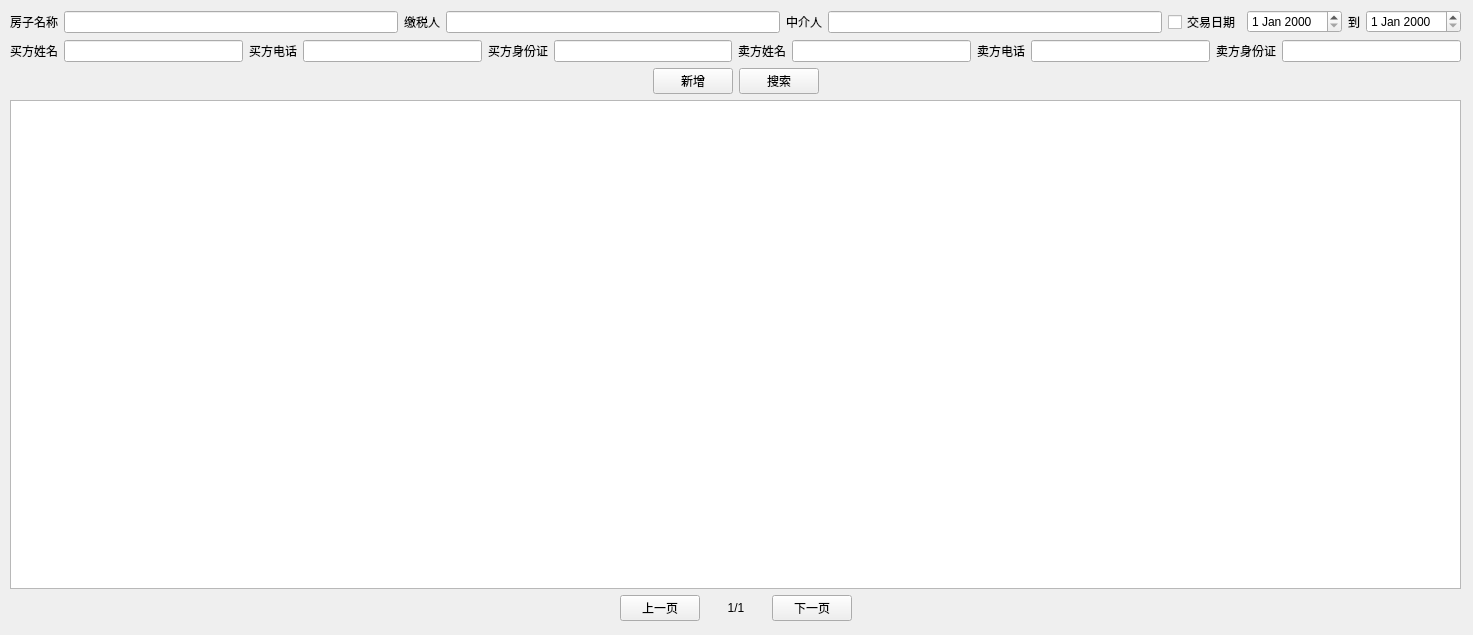
First picture: the form in main/mainwindow.ui, repository kinglon/housemgr, before the edit.
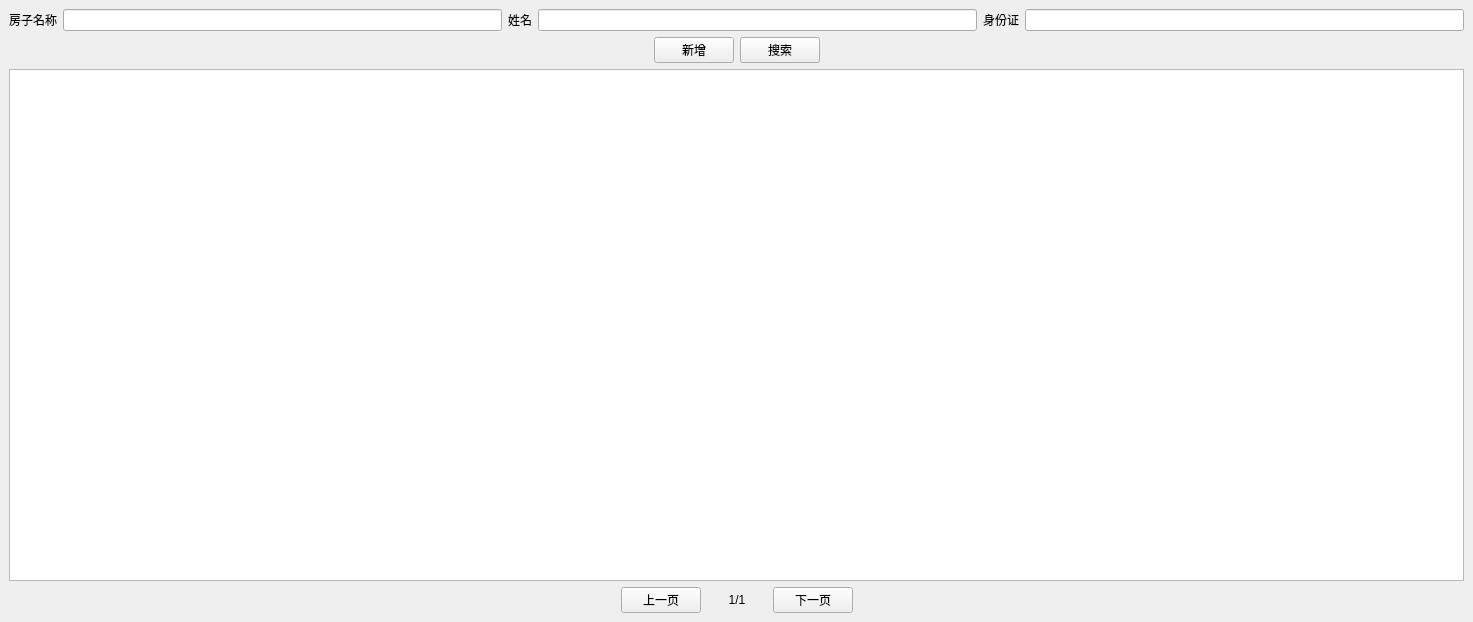
Second picture: the form after the edit.

Commit message: 新建房子窗口可最小化  主窗口可最大化默认尽可能小

```diff
--- a/main/mainwindow.ui
+++ b/main/mainwindow.ui
@@ -7,23 +7,35 @@
     <x>0</x>
     <y>0</y>
     <width>1473</width>
-    <height>635</height>
+    <height>622</height>
    </rect>
   </property>
+  <property name="sizePolicy">
+   <sizepolicy hsizetype="Preferred" vsizetype="Preferred">
+    <horstretch>0</horstretch>
+    <verstretch>0</verstretch>
+   </sizepolicy>
+  </property>
+  <property name="minimumSize">
+   <size>
+    <width>400</width>
+    <height>611</height>
+   </size>
+  </property>
+  <property name="maximumSize">
+   <size>
+    <width>16777215</width>
+    <height>16777215</height>
+   </size>
+  </property>
   <property name="windowTitle">
    <string>房产信息管理</string>
   </property>
-  <widget class="QWidget" name="centralwidget">
    <widget class="QWidget" name="layoutWidget">
-    <property name="geometry">
-     <rect>
-      <x>10</x>
-      <y>10</y>
-      <width>1451</width>
-      <height>611</height>
-     </rect>
-    </property>
     <layout class="QVBoxLayout" name="verticalLayout">
+    <property name="sizeConstraint">
+     <enum>QLayout::SetMaximumSize</enum>
+    </property>
      <item>
       <layout class="QHBoxLayout" name="horizontalLayout">
        <item>
@@ -37,53 +49,9 @@
         <widget class="QLineEdit" name="houseNameEdit"/>
        </item>
        <item>
-        <widget class="QLabel" name="label_2">
-         <property name="text">
-          <string>缴税人</string>
-         </property>
-        </widget>
-       </item>
-       <item>
-        <widget class="QLineEdit" name="jiaoShuiEdit"/>
-       </item>
-       <item>
-        <widget class="QLabel" name="label_3">
-         <property name="text">
-          <string>中介人</string>
-         </property>
-        </widget>
-       </item>
-       <item>
-        <widget class="QLineEdit" name="zhongJieEdit"/>
-       </item>
-       <item>
-        <widget class="QCheckBox" name="jiaoYiDateCheckBox">
-         <property name="text">
-          <string>交易日期</string>
-         </property>
-        </widget>
-       </item>
-       <item>
-        <widget class="QDateEdit" name="jiaoYiBeginDate"/>
-       </item>
-       <item>
-        <widget class="QLabel" name="label_5">
-         <property name="text">
-          <string>到</string>
-         </property>
-        </widget>
-       </item>
-       <item>
-        <widget class="QDateEdit" name="jiaoYiEndDate"/>
-       </item>
-      </layout>
-     </item>
-     <item>
-      <layout class="QHBoxLayout" name="horizontalLayout_2">
-       <item>
         <widget class="QLabel" name="label_6">
          <property name="text">
-          <string>买方姓名</string>
+         <string>姓名</string>
          </property>
         </widget>
        </item>
@@ -106,36 +74,10 @@
          </property>
         </widget>
        </item>
-       <item>
-        <widget class="QLabel" name="label_7">
-         <property name="text">
-          <string>买方电话</string>
-         </property>
-        </widget>
-       </item>
-       <item>
-        <widget class="QLineEdit" name="buyerPhoneEdit">
-         <property name="minimumSize">
-          <size>
-           <width>0</width>
-           <height>0</height>
-          </size>
-         </property>
-         <property name="maximumSize">
-          <size>
-           <width>16777215</width>
-           <height>16777215</height>
-          </size>
-         </property>
-         <property name="text">
-          <string/>
-         </property>
-        </widget>
-       </item>
        <item>
         <widget class="QLabel" name="label_8">
          <property name="text">
-          <string>买方身份证</string>
+         <string>身份证</string>
          </property>
         </widget>
        </item>
@@ -158,75 +100,6 @@
          </property>
         </widget>
        </item>
-       <item>
-        <widget class="QLabel" name="label_10">
-         <property name="text">
-          <string>卖方姓名</string>
-         </property>
-        </widget>
-       </item>
-       <item>
-        <widget class="QLineEdit" name="sellerNameEdit">
-         <property name="minimumSize">
-          <size>
-           <width>0</width>
-           <height>0</height>
-          </size>
-         </property>
-         <property name="maximumSize">
-          <size>
-           <width>16777215</width>
-           <height>16777215</height>
-          </size>
-         </property>
-        </widget>
-       </item>
-       <item>
-        <widget class="QLabel" name="label_9">
-         <property name="text">
-          <string>卖方电话</string>
-         </property>
-        </widget>
-       </item>
-       <item>
-        <widget class="QLineEdit" name="sellerPhoneEdit">
-         <property name="minimumSize">
-          <size>
-           <width>0</width>
-           <height>0</height>
-          </size>
-         </property>
-         <property name="maximumSize">
-          <size>
-           <width>16777215</width>
-           <height>16777215</height>
-          </size>
-         </property>
-        </widget>
-       </item>
-       <item>
-        <widget class="QLabel" name="label_11">
-         <property name="text">
-          <string>卖方身份证</string>
-         </property>
-        </widget>
-       </item>
-       <item>
-        <widget class="QLineEdit" name="sellerIdEdit">
-         <property name="minimumSize">
-          <size>
-           <width>0</width>
-           <height>0</height>
-          </size>
-         </property>
-         <property name="maximumSize">
-          <size>
-           <width>16777215</width>
-           <height>16777215</height>
-          </size>
-         </property>
-        </widget>
-       </item>
       </layout>
      </item>
      <item>
@@ -359,7 +232,6 @@
       </layout>
      </item>
     </layout>
-   </widget>
   </widget>
  </widget>
  <resources/>
```
Lines whose indentation alone changed are shown as unchanged. The commit also changes 2 other files.
